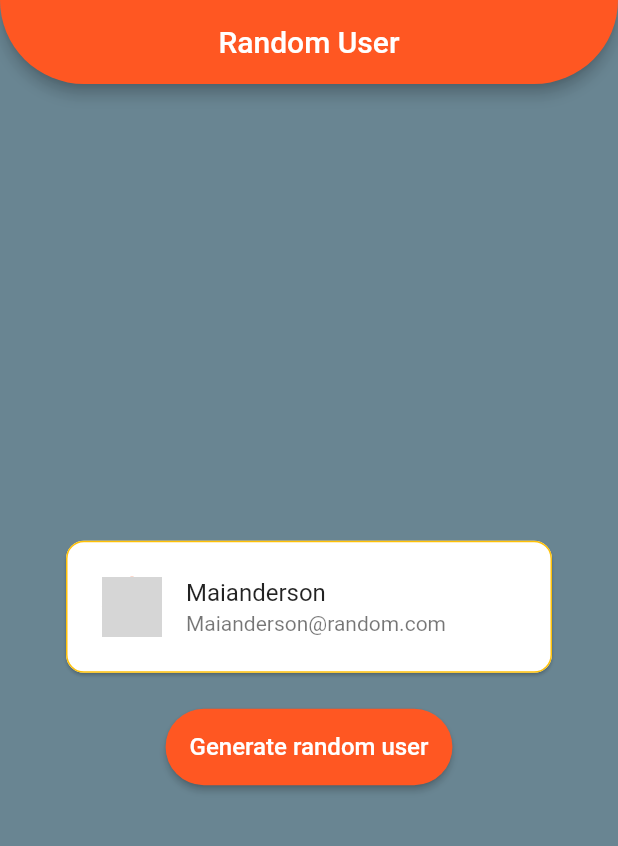
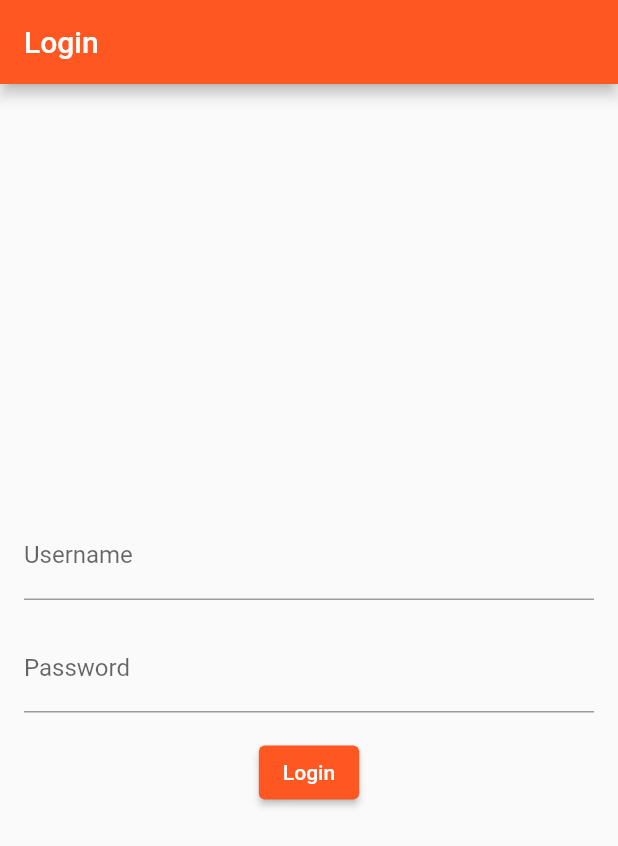
Before and after one commit to 104dk/App_Random_Random, a Flutter app: the screen it shows after launch, on a phone screen of 412 x 824 dp. Shown: the top 846 px of the screen. Run offline on Flutter 3.47's test engine with Material 2 defaults, Android fonts, the phone set to English and light mode, and no system bars; grey boxes are pictures that could not be loaded.

Commit message:
atualizando a segunda tela

```diff
--- a/lib/main.dart
+++ b/lib/main.dart
@@ -1,7 +1,6 @@
-// ignore_for_file: depend_on_referenced_packages
+import 'package:flutter/material.dart';
 
-import 'package:cardapio_app/pages/random_user.dart';
-import 'package:flutter/material.dart';
+import 'pages/LoginPage.dart';
 
 void main() => runApp(const MyApp());
 
@@ -17,7 +16,7 @@
         primarySwatch: Colors.deepOrange,
       ),
       debugShowCheckedModeBanner: false,
-      home: const RandomUserPage(),
+      home: LoginPage(),
     );
   }
 }
--- /dev/null
+++ b/lib/pages/LoginPage.dart
@@ -0,0 +1,59 @@
+import 'package:flutter/material.dart';
+
+import 'random_user.dart';
+
+class LoginPage extends StatefulWidget {
+  @override
+  _LoginPageState createState() => _LoginPageState();
+}
+
+class _LoginPageState extends State<LoginPage> {
+  TextEditingController _usernameController = TextEditingController();
+  TextEditingController _passwordController = TextEditingController();
+
+  @override
+  Widget build(BuildContext context) {
+    return Scaffold(
+      appBar: AppBar(
+        title: Text('Login'),
+      ),
+      body: Padding(
+        padding: EdgeInsets.all(16.0),
+        child: Column(
+          mainAxisAlignment: MainAxisAlignment.center,
+          children: [
+            TextField(
+              controller: _usernameController,
+              decoration: InputDecoration(
+                labelText: 'Username',
+              ),
+            ),
+            SizedBox(height: 16.0),
+            TextField(
+              controller: _passwordController,
+              obscureText: true,
+              decoration: InputDecoration(
+                labelText: 'Password',
+              ),
+            ),
+            SizedBox(height: 16.0),
+            ElevatedButton(
+              onPressed: () {
+                /*String username = _usernameController.text;
+                String password = _passwordController.text;
+                // Lógica de validação do login aqui
+                bool loginValid = validateLogin(username, password);
+                if (loginValid) {}*/
+                Navigator.push(
+                  context,
+                  MaterialPageRoute(builder: (context) => RandomUserPage()),
+                );
+              },
+              child: Text('Login'),
+            ),
+          ],
+        ),
+      ),
+    );
+  }
+}
```
Also changed, not shown: lib/pages/Login_user.dart (deleted).
